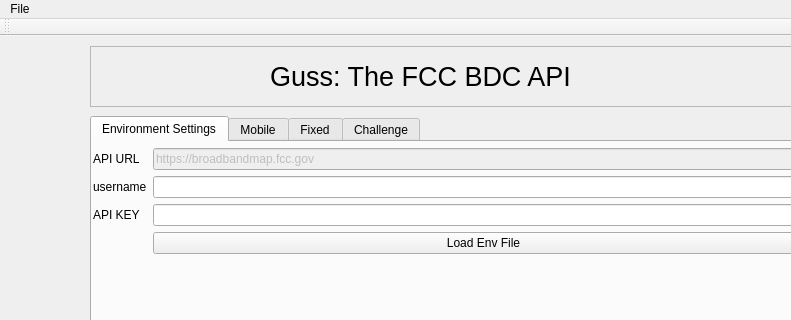
The window that gui/GUSS.ui (taznasafi/GUI-GUSS) describes before a commit, drawn with Qt 5; both pictures show x 0 to 791 and y 0 to 320 of the 900 by 850 pixel window.
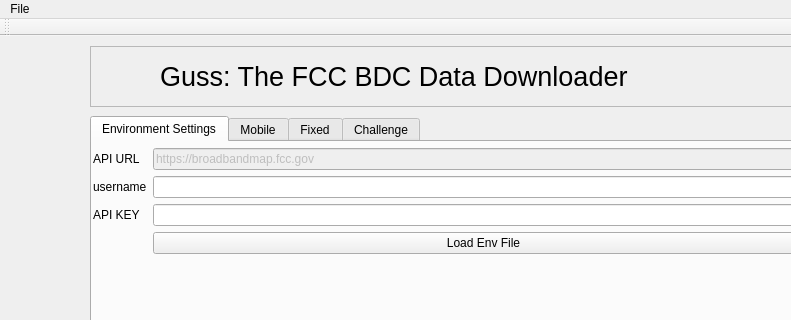
The same window after the commit.

Diff of the .ui file:
```diff
--- a/gui/GUSS.ui
+++ b/gui/GUSS.ui
@@ -964,9 +964,9 @@
     <widget class="QLabel" name="HeaderName">
      <property name="geometry">
       <rect>
-       <x>180</x>
+       <x>70</x>
        <y>0</y>
-       <width>341</width>
+       <width>551</width>
        <height>61</height>
       </rect>
      </property>
@@ -976,7 +976,7 @@
       </font>
      </property>
      <property name="text">
-      <string>Guss: The FCC BDC API</string>
+      <string>Guss: The FCC BDC Data Downloader</string>
      </property>
     </widget>
    </widget>
```
